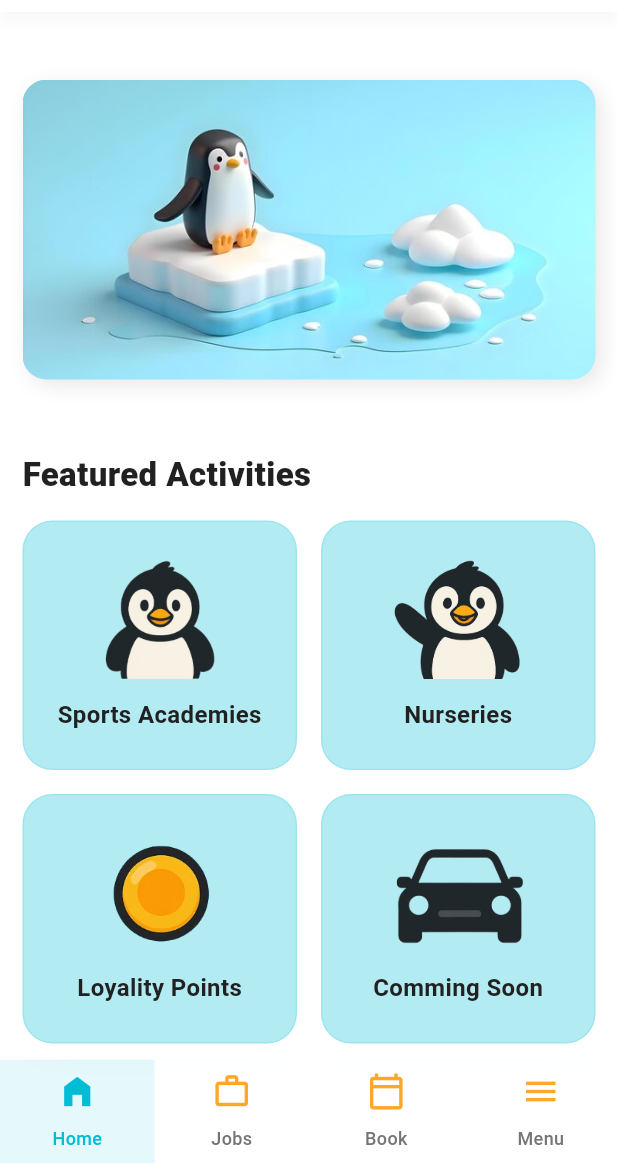
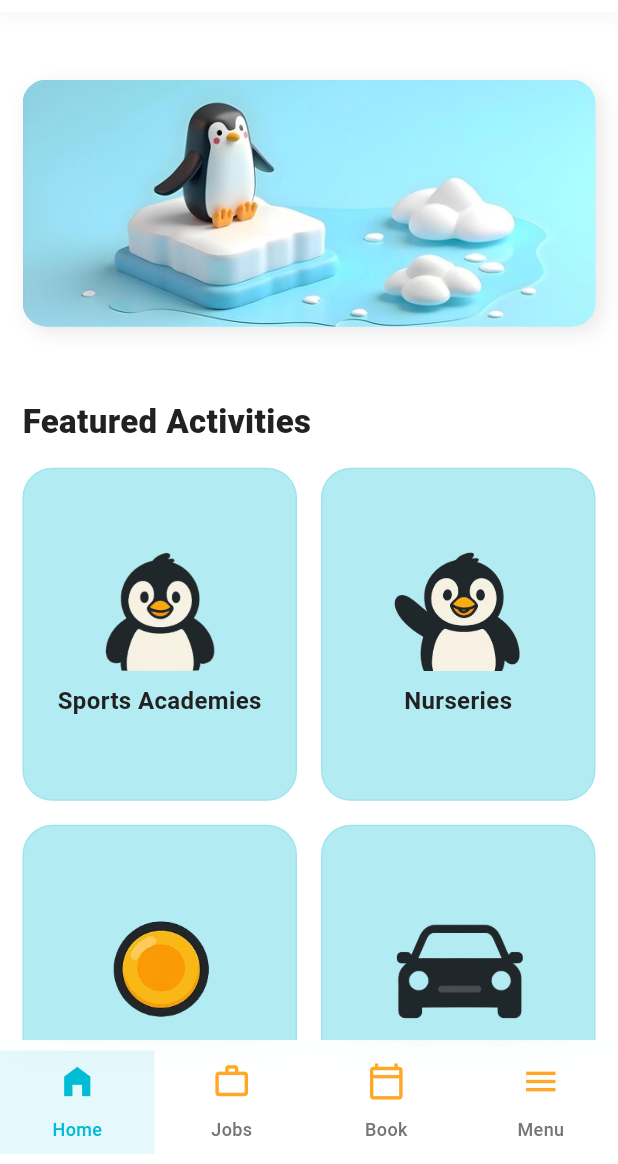
Before and after one commit to MTS-Services/Batteryqk_web-version-App-, a Flutter app: the screen it shows once a user with an empty profile is signed in, on a phone screen of 412 x 824 dp, the part 72-1236 px from its top. Run offline on Flutter 3.47's test engine with Material 3 defaults, Android fonts, the phone set to English and light mode, and no system bars; our stand-ins replace dropdown_button2, firebase_auth, firebase_core, flutter_screenutil, font_awesome_flutter, get and 2 more; accounts and stored records are empty; network calls fail.

Commit message:
all updated

```diff
--- a/lib/app.dart
+++ b/lib/app.dart
@@ -2,6 +2,7 @@ import 'package:batteryqk_web_app/auth_chack.dart';
 import 'package:batteryqk_web_app/localization/localization.dart';
 import 'package:batteryqk_web_app/util/colors.dart';
 import 'package:flutter/material.dart';
+import 'package:flutter_screenutil/flutter_screenutil.dart';
 import 'package:get/get_navigation/src/root/get_material_app.dart';
 
 
@@ -10,8 +11,10 @@ class App extends StatelessWidget {
 
   @override
   Widget build(BuildContext context) {
-    return GetMaterialApp(
-      home:AuthCheck(),//added splash screen
+    return ScreenUtilInit(
+      designSize: Size(360, 690),
+      child: GetMaterialApp(
+        home:AuthCheck(),
         locale: Locale('en','US'),
         fallbackLocale: Locale('en','US'),
         translations: Language(),
@@ -39,6 +42,7 @@ class App extends StatelessWidget {
               ),
             )
         ),
+      ),
     );
   }
 }
--- a/lib/common/widgets/custom_bottom_navigation_bar.dart
+++ b/lib/common/widgets/custom_bottom_navigation_bar.dart
@@ -38,7 +38,7 @@ class _CustomBottomNavigationBarState extends State<CustomBottomNavigationBar> {
         child: BackdropFilter(
           filter: ImageFilter.blur(sigmaX: 15, sigmaY: 15),
           child: Container(
-            height: 70,
+            height: MediaQuery.of(context).size.height*0.1,
             width: double.infinity, // Make it fill the entire width
             decoration: BoxDecoration(
               color: Colors.white.withOpacity(0.9), // Slight opacity
--- a/lib/features/authentication/views/home_screen.dart
+++ b/lib/features/authentication/views/home_screen.dart
@@ -25,7 +25,7 @@ class HomeScreen extends StatelessWidget {
             padding: const EdgeInsets.all(15),
             child: Container(
               width: double.infinity,
-              height: 200,
+              height: MediaQuery.of(context).size.height*0.2,
               decoration: BoxDecoration(
                 boxShadow: [
                   BoxShadow(
@@ -65,22 +65,25 @@ class HomeScreen extends StatelessWidget {
             crossAxisCount: 2,
             crossAxisSpacing: 16,
             mainAxisSpacing: 16,
-            childAspectRatio: 1.1,
+            childAspectRatio:MediaQuery.of(context).size.height*0.001,
             physics: const NeverScrollableScrollPhysics(),
             children: [
               _buildQuickAccessCardWithImage(
                 "sprots_academies".tr,
                 AppImages.penguinHead,
+                context
               ),
               _buildQuickAccessCardWithImage(
                 "nurseries".tr,
                 AppImages.houseShape,
+                context
               ),
               _buildQuickAccessCardWithImage(
                 "loyalty_points".tr,
                 AppImages.car2,
+                context
               ),
-              _buildQuickAccessCardWithImage("comming_soon".tr, AppImages.car1),
+              _buildQuickAccessCardWithImage("comming_soon".tr, AppImages.car1, context),
             ],
           ),
           const SizedBox(height: 30),
@@ -89,17 +92,15 @@ class HomeScreen extends StatelessWidget {
             child: Column(
               crossAxisAlignment: CrossAxisAlignment.start,
               children: [
-                Padding(
-                  padding: const EdgeInsets.only(bottom: 16),
-                  child: Row(
+                Row(
                   mainAxisAlignment: MainAxisAlignment.spaceBetween,
 
                   children: [
                     Text(
                       "top_listings".tr,
                       style: TextStyle(
-                          fontSize: 22,
-                          fontWeight: FontWeight.w900,
+                        fontSize: 16,
+                        fontWeight: FontWeight.w600,
                         color: Color(0xff212121),
                       ),
                     ),
@@ -120,7 +121,6 @@ class HomeScreen extends StatelessWidget {
                       ),
                     ),
                   ],
-                  ),
                 ),
                 BuildListingCard(
                   context: context,
@@ -189,8 +189,9 @@ class HomeScreen extends StatelessWidget {
     );
   }
 
-  Widget _buildQuickAccessCardWithImage(String label, String imageUrl) {
+  Widget _buildQuickAccessCardWithImage(String label, String imageUrl , BuildContext context) {
     return Container(
+      height: MediaQuery.of(context).size.height*1,
       decoration: BoxDecoration(
         color: const Color.fromARGB(76, 0, 187, 212),
         borderRadius: BorderRadius.circular(20),
@@ -212,7 +213,7 @@ class HomeScreen extends StatelessWidget {
                 (context, error, stackTrace) =>
                     const Icon(Icons.error, size: 40, color: Colors.red),
           ),
-          const SizedBox(height: 12),
+          SizedBox(height: MediaQuery.of(context).size.height*0.01,),
           Text(
             label,
             textAlign: TextAlign.center,
--- a/pubspec.yaml
+++ b/pubspec.yaml
@@ -46,6 +46,7 @@ dependencies:
   firebase_auth: ^5.5.3
   get: ^4.7.2
   google_sign_in: ^6.3.0
+  flutter_screenutil: ^5.9.3
 
 
 dev_dependencies:
```
Also changed, not shown: lib/common/widgets/listings_details_custom/custom_details.dart (+19 -0 lines), pubspec.lock. Lines whose indentation alone changed are shown as unchanged.
